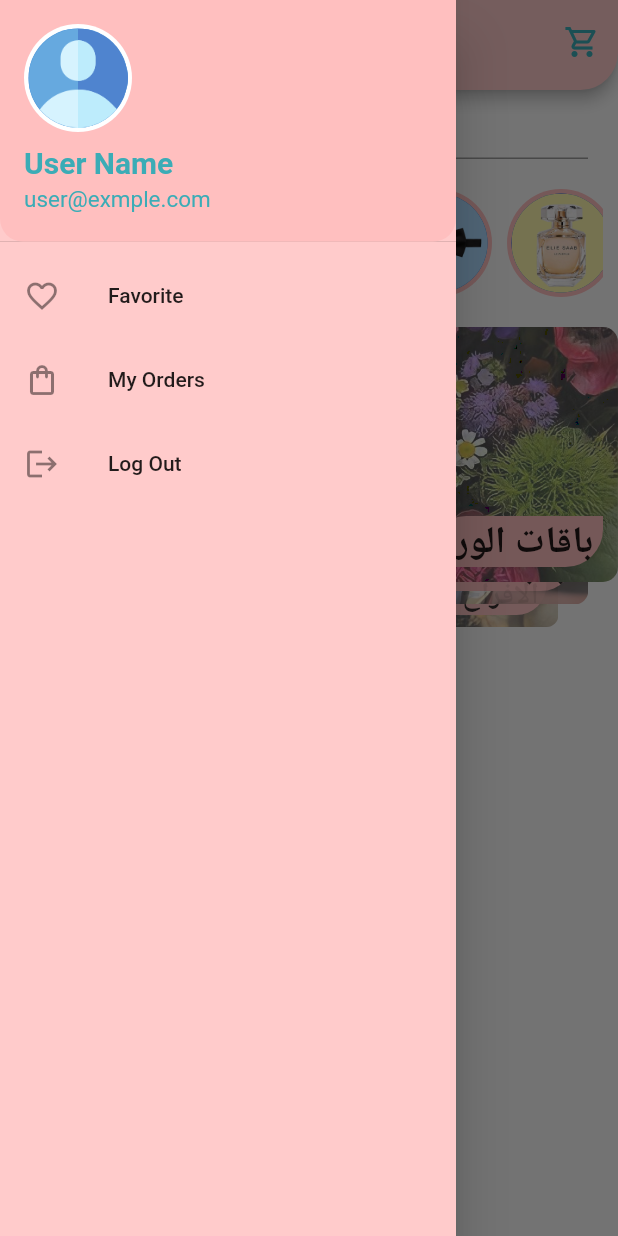
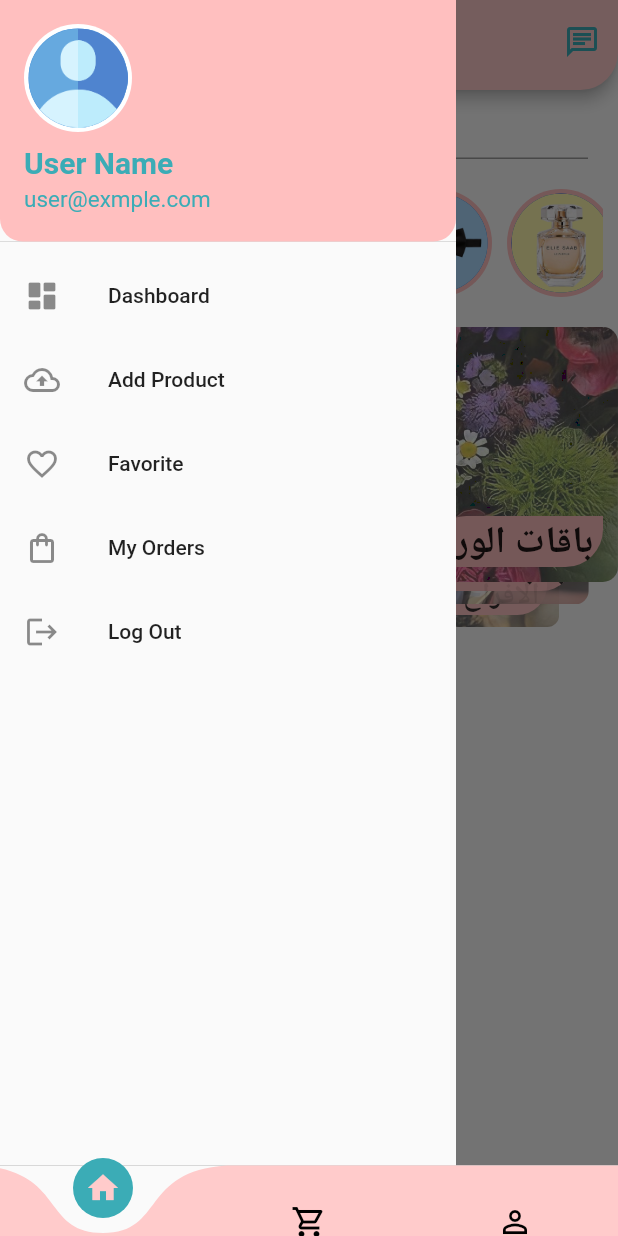
Before and after one commit to karaz-shopping/karaz-shpping, a Flutter app: the HomePage screen opened directly, with the side drawer open, on a phone screen of 412 x 824 dp. Run offline on Flutter 3.47's test engine with Material 2 defaults, Android fonts, the light colour scheme and no system bars; drawn by our look-alikes of card_swiper, curved_navigation_bar; our stand-ins replace cloud_firestore, firebase_auth, firebase_core, google_sign_in, share_plus; missing offline and left inert: favorite_button; accounts and stored records are empty.

Commit message:
update Home Page and create production

```diff
--- a/lib/main.dart
+++ b/lib/main.dart
@@ -1,6 +1,7 @@
 import 'package:firebase_core/firebase_core.dart';
 import 'package:flutter/material.dart';
 import 'package:karaz_shopping_organization/firebase_options.dart';
+import 'package:karaz_shopping_organization/pages/home/home_page.dart';
 import 'pages/auth/log_in.dart';
 
 Future<void> main() async {
@@ -21,6 +22,7 @@ class MyApp extends StatelessWidget {
 
   @override
   Widget build(BuildContext context) {
-    return Log_in();
+    //return Log_in();
+    return HomePage();
   }
 }
--- a/lib/pages/auth/log_in.dart
+++ b/lib/pages/auth/log_in.dart
@@ -6,8 +6,6 @@ import 'package:flutter/material.dart';
 import 'package:karaz_shopping_organization/pages/auth/ResetPassword.dart';
 import 'package:karaz_shopping_organization/pages/auth/signup.dart';
 import 'package:karaz_shopping_organization/pages/home/home_page.dart';
-import 'package:google_sign_in/google_sign_in.dart';
-
 import 'login_with_google.dart';
 
 class Log_in extends StatefulWidget {
@@ -24,7 +22,10 @@ class _Log_inState extends State<Log_in> {
   Widget build(BuildContext context) {
     return Scaffold(
       body: Container(
+        width: double.infinity,
+        height: double.infinity,
         color: const Color.fromARGB(221, 222, 212, 212),
+        child: SingleChildScrollView(
           child: Column(
             children: [
               const SizedBox(
@@ -194,6 +195,7 @@ class _Log_inState extends State<Log_in> {
             ],
           ),
         ),
+      ),
     );
   }
 }
--- a/lib/pages/auth/login_with_google.dart
+++ b/lib/pages/auth/login_with_google.dart
@@ -1,9 +1,8 @@
-// ignore_for_file: use_build_context_synchronously, unused_local_variable
+// ignore_for_file: unused_local_variable
 
 import 'package:firebase_auth/firebase_auth.dart';
 import 'package:flutter/material.dart';
 import 'package:google_sign_in/google_sign_in.dart';
-
 import '../home/home_page.dart';
 
 class GoogleLogin extends StatefulWidget {
@@ -42,6 +41,7 @@ class _GoogleLoginState extends State<GoogleLogin> {
         onTap: () async {
           try {
             UserCredential googleCred = await signInWithGoogle();
+            // ignore: use_build_context_synchronously
             Navigator.push(
                 context,
                 MaterialPageRoute(
--- a/lib/pages/home/components/Drawer/custom_drawer.dart
+++ b/lib/pages/home/components/Drawer/custom_drawer.dart
@@ -1,6 +1,6 @@
 import 'package:flutter/material.dart';
 import 'package:karaz_shopping_organization/Themes/app_colors.dart';
-import 'package:karaz_shopping_organization/pages/auth/log_in.dart';
+import 'package:karaz_shopping_organization/pages/products/add_product.dart';
 
 class CustomDrawer extends StatelessWidget {
   const CustomDrawer({super.key});
@@ -21,11 +21,6 @@ class CustomDrawer extends StatelessWidget {
                     ),
                   ),
                   onPressed: () {
-                    Navigator.push(context, MaterialPageRoute(
-                      builder: (context) {
-                        return Log_in();
-                      },
-                    ));
                     // Navigator.pushNamedAndRemoveUntil(
                     //     context, PageLogin.id, (_) => false);
                     // FirebaseAuth.instance.signOut();
@@ -55,7 +50,8 @@ class CustomDrawer extends StatelessWidget {
     }
 
     return Drawer(
-      backgroundColor: AppColors.somo3,
+      //backgroundColor: AppColors.somo3,
+      elevation: 0,
       child: SingleChildScrollView(
         child: Column(
           children: [
@@ -98,6 +94,26 @@ class CustomDrawer extends StatelessWidget {
             ),
             InkWell(
               child: const ListTile(
+                title: Text('Dashboard'),
+                leading: Icon(Icons.dashboard_rounded),
+              ),
+              onTap: () {},
+            ),
+            InkWell(
+              child: const ListTile(
+                title: Text('Add Product'),
+                leading: Icon(Icons.cloud_upload_outlined),
+              ),
+              onTap: () {
+                Navigator.push(context, MaterialPageRoute(
+                  builder: (context) {
+                    return const AddProduct();
+                  },
+                ));
+              },
+            ),
+            InkWell(
+              child: const ListTile(
                 title: Text('Favorite'),
                 leading: Icon(Icons.favorite_border),
               ),
--- a/lib/pages/home/components/appBar/custom_app_bar.dart
+++ b/lib/pages/home/components/appBar/custom_app_bar.dart
@@ -9,11 +9,9 @@ class CustomAppBar extends StatelessWidget implements PreferredSizeWidget {
     return AppBar(
       backgroundColor: AppColors.somo3,
       shape: const RoundedRectangleBorder(
-        borderRadius: BorderRadius.only(
-          bottomRight: Radius.circular(25),
-          bottomLeft: Radius.circular(25),
-        ),
-      ),
+          borderRadius: BorderRadius.only(
+              bottomRight: Radius.circular(25),
+              bottomLeft: Radius.circular(25))),
       iconTheme: IconThemeData(color: AppColors.blueGrey3),
       title: Text(
         'Home Page',
@@ -23,9 +21,14 @@ class CustomAppBar extends StatelessWidget implements PreferredSizeWidget {
       actions: [
         IconButton(
           color: AppColors.blueGrey3,
-          icon: const Icon(Icons.shopping_cart_outlined),
+          icon: const Icon(Icons.chat_outlined),
           onPressed: () {},
         ),
+        // IconButton(
+        //   color: AppColors.blueGrey3,
+        //   icon: const Icon(Icons.shopping_cart_outlined),
+        //   onPressed: () {},
+        // ),
       ],
     );
   }
--- a/lib/pages/home/home_page.dart
+++ b/lib/pages/home/home_page.dart
@@ -1,8 +1,9 @@
+import 'package:curved_navigation_bar/curved_navigation_bar.dart';
 import 'package:flutter/material.dart';
-import 'components/Drawer/custom_drawer.dart';
-import 'components/appBar/custom_app_bar.dart';
-import 'components/home_page/custom_circle_avatar.dart';
-import 'components/home_page/slider.dart';
+import 'package:karaz_shopping_organization/Themes/app_colors.dart';
+import 'package:karaz_shopping_organization/pages/cart/cart.dart';
+import 'package:karaz_shopping_organization/pages/home/home_page/custom_home.dart';
+import 'package:karaz_shopping_organization/pages/user_profile/user_profile.dart';
 
 class HomePage extends StatefulWidget {
   const HomePage({super.key});
@@ -12,67 +13,35 @@ class HomePage extends StatefulWidget {
 }
 
 class _HomePageState extends State<HomePage> {
+  int _indexPage = 0;
+  final List _pages = const [
+    CustomHome(),
+    Cart(),
+    UserProfile(),
+  ];
   @override
   Widget build(BuildContext context) {
     return Scaffold(
-      appBar: const CustomAppBar(),
-      drawer: const CustomDrawer(),
-      body: Container(
-        color: Colors.white10,
-        // decoration: BoxDecoration(
-        //   gradient: LinearGradient(
-        //     begin: Alignment.topRight,
-        //     end: Alignment.bottomLeft,
-        //     colors: AppColors.mixList,
-        //   ),
-        // ),
-        width: double.infinity,
-        height: double.infinity,
-        child: SingleChildScrollView(
-          child: Column(
-            children: [
-              SizedBox(
-                width: MediaQuery.of(context).size.width - 40,
-                height: 46,
-                child: const TextField(
-                  decoration: InputDecoration(
-                    label: Text('Search'),
-                    icon: Icon(
-                      Icons.search_rounded,
-                    ),
-
-                    // suffixIcon: Visibility(
-                    //   visible: change,
-                    //   child: IconButton(
-                    //     icon: Icon(Icons.highlight_off_rounded),
-                    //     onPressed: () {
-                    //       setState(() {
-                    //         searchController.clear();
-                    //         change = false;
-                    //       });
-                    //     },
-                    //   ),
-                    // ),
-                  ),
-                  // controller: searchController,
-                  // onChanged: (value) {
-                  //   setState(() {
-                  //     if (value == '') {
-                  //       change = false;
-                  //     } else {
-                  //       change = true;
-                  //     }
-                  //     search = value;
-                  //   });
-                  // },
-                ),
-              ),
-              const CustomCircleAvatar(),
-              const CustomSlider(),
-            ],
-          ),
-        ),
+      bottomNavigationBar: CurvedNavigationBar(
+        height: 47,
+        color: AppColors.somo3,
+        buttonBackgroundColor: AppColors.blueGrey3,
+        backgroundColor: Colors.transparent,
+        items: [
+          Icon(Icons.home,
+              color: _indexPage == 0 ? AppColors.somo3 : Colors.black),
+          Icon(Icons.shopping_cart_outlined,
+              color: _indexPage == 1 ? AppColors.somo3 : Colors.black),
+          Icon(Icons.person_outline,
+              color: _indexPage == 2 ? AppColors.somo3 : Colors.black),
+        ],
+        onTap: (value) {
+          setState(() {
+            _indexPage = value;
+          });
+        },
       ),
+      body: _pages[_indexPage],
     );
   }
 }
--- /dev/null
+++ b/lib/pages/home/home_page/custom_home.dart
@@ -0,0 +1,89 @@
+import 'package:flutter/material.dart';
+import 'package:karaz_shopping_organization/pages/home/components/Drawer/custom_drawer.dart';
+import 'package:karaz_shopping_organization/pages/home/components/appBar/custom_app_bar.dart';
+import 'package:karaz_shopping_organization/pages/home/home_page/custom_circle_avatar.dart';
+import 'package:karaz_shopping_organization/pages/home/home_page/slider.dart';
+import 'package:karaz_shopping_organization/pages/products/view_product.dart';
+
+class CustomHome extends StatefulWidget {
+  const CustomHome({super.key});
+
+  @override
+  State<CustomHome> createState() => _CustomHomeState();
+}
+
+class _CustomHomeState extends State<CustomHome> {
+  @override
+  Widget build(BuildContext context) {
+    return Scaffold(
+      appBar: const CustomAppBar(),
+      drawer: const CustomDrawer(),
+      body: Container(
+        color: Colors.white10,
+        // decoration: BoxDecoration(
+        //   gradient: LinearGradient(
+        //     begin: Alignment.topRight,
+        //     end: Alignment.bottomLeft,
+        //     colors: AppColors.mixList,
+        //   ),
+        // ),
+        width: double.infinity,
+        height: double.infinity,
+        child: SingleChildScrollView(
+          child: Column(
+            children: [
+              SizedBox(
+                width: MediaQuery.of(context).size.width - 40,
+                height: 46,
+                child: const TextField(
+                  decoration: InputDecoration(
+                    label: Text('Search'),
+                    icon: Icon(
+                      Icons.search_rounded,
+                    ),
+
+                    // suffixIcon: Visibility(
+                    //   visible: change,
+                    //   child: IconButton(
+                    //     icon: Icon(Icons.highlight_off_rounded),
+                    //     onPressed: () {
+                    //       setState(() {
+                    //         searchController.clear();
+                    //         change = false;
+                    //       });
+                    //     },
+                    //   ),
+                    // ),
+                  ),
+                  // controller: searchController,
+                  // onChanged: (value) {
+                  //   setState(() {
+                  //     if (value == '') {
+                  //       change = false;
+                  //     } else {
+                  //       change = true;
+                  //     }
+                  //     search = value;
+                  //   });
+                  // },
+                ),
+              ),
+              const CustomCircleAvatar(),
+              const CustomSlider(),
+              ElevatedButton(
+                onPressed: () {
+                  Navigator.push(context, MaterialPageRoute(
+                    builder: (context) {
+                      return ViewProduct();
+                    },
+                  ));
+                },
+                child: const Text('view data'),
+              ),
+            ],
+          ),
+        ),
+      ),
+    );
+  }
+}
--- a/lib/pages/home/components/home_page/slider.dart
+++ b/lib/pages/home/home_page/slider.dart
@@ -32,7 +32,7 @@ class _CustomSliderState extends State<CustomSlider> {
       width: MediaQuery.of(context).size.width,
       height: 170,
       child: Padding(
-        padding: const EdgeInsets.only(left: 15),
+        padding: const EdgeInsets.only(left: 20),
         child: Swiper(
           autoplay: true,
           duration: 4,
--- a/pubspec.yaml
+++ b/pubspec.yaml
@@ -19,6 +19,9 @@ dependencies:
   cloud_firestore: ^4.0.4
   google_sign_in: ^5.4.2
   provider: ^6.0.4
+  curved_navigation_bar: ^1.0.3
+  favorite_button: ^0.0.4
+  share_plus: ^6.2.0
 
 dev_dependencies:
   flutter_test:
```
Also changed, not shown: lib/pages/cart/cart.dart (added, +19 -0 lines), lib/pages/products/add_product.dart (added, +190 -0 lines), lib/pages/products/components/custom_add_card.dart (added, +195 -0 lines), lib/pages/products/view_product.dart (added, +33 -0 lines), lib/pages/user_profile/user_profile.dart (added, +20 -0 lines), lib/pages/home/home_page/custom_circle_avatar.dart (renamed from lib/pages/home/components/home_page/custom_circle_avatar.dart), pubspec.lock, 5 other files. Lines whose indentation alone changed are shown as unchanged.
